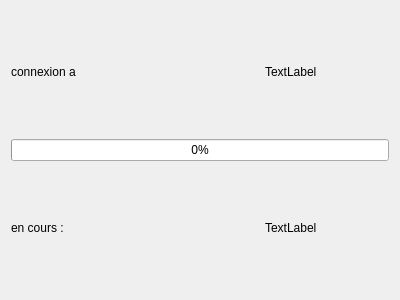
Before: the Qt Designer form launcher/externalserver.ui in UnelDev/tchat-v5.2, drawn with Qt 5.
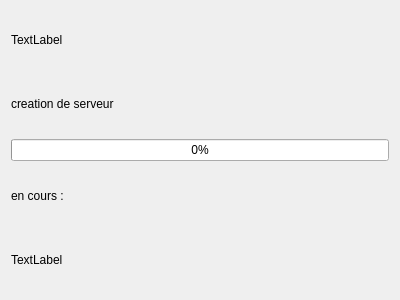
After: the same form once the commit is applied.

Commit message:
serveur linux normalement fonctionelle
ne fonctionne pas pour une raison obscure :  le serveur ce lance bien (le client le reconnait) mais il est posible de se connectée au serveur sur le port 2048

The edit to the form file:
```diff
--- a/launcher/externalserver.ui
+++ b/launcher/externalserver.ui
@@ -13,8 +13,22 @@
   <property name="windowTitle">
    <string>Dialog</string>
   </property>
-  <layout class="QGridLayout" name="gridLayout">
-   <item row="1" column="0" colspan="3">
+  <layout class="QVBoxLayout" name="verticalLayout">
+   <item>
+    <widget class="QLabel" name="ip">
+     <property name="text">
+      <string>TextLabel</string>
+     </property>
+    </widget>
+   </item>
+   <item>
+    <widget class="QLabel" name="label">
+     <property name="text">
+      <string>creation de serveur</string>
+     </property>
+    </widget>
+   </item>
+   <item>
     <widget class="QProgressBar" name="progressBar">
      <property name="maximum">
       <number>4</number>
@@ -33,29 +47,15 @@
      </property>
     </widget>
    </item>
-   <item row="2" column="2">
-    <widget class="QLabel" name="state">
-     <property name="text">
-      <string>TextLabel</string>
-     </property>
-    </widget>
-   </item>
-   <item row="0" column="0" colspan="2">
-    <widget class="QLabel" name="label">
-     <property name="text">
-      <string>connexion a</string>
-     </property>
-    </widget>
-   </item>
-   <item row="2" column="0" colspan="2">
+   <item>
     <widget class="QLabel" name="label_2">
      <property name="text">
       <string>en cours :</string>
      </property>
     </widget>
    </item>
-   <item row="0" column="2">
-    <widget class="QLabel" name="ip">
+   <item>
+    <widget class="QLabel" name="state">
      <property name="text">
       <string>TextLabel</string>
      </property>
```
Left out of the diff: 10 changed lines with no effect on the pictures. The commit also changes 15 other files.
